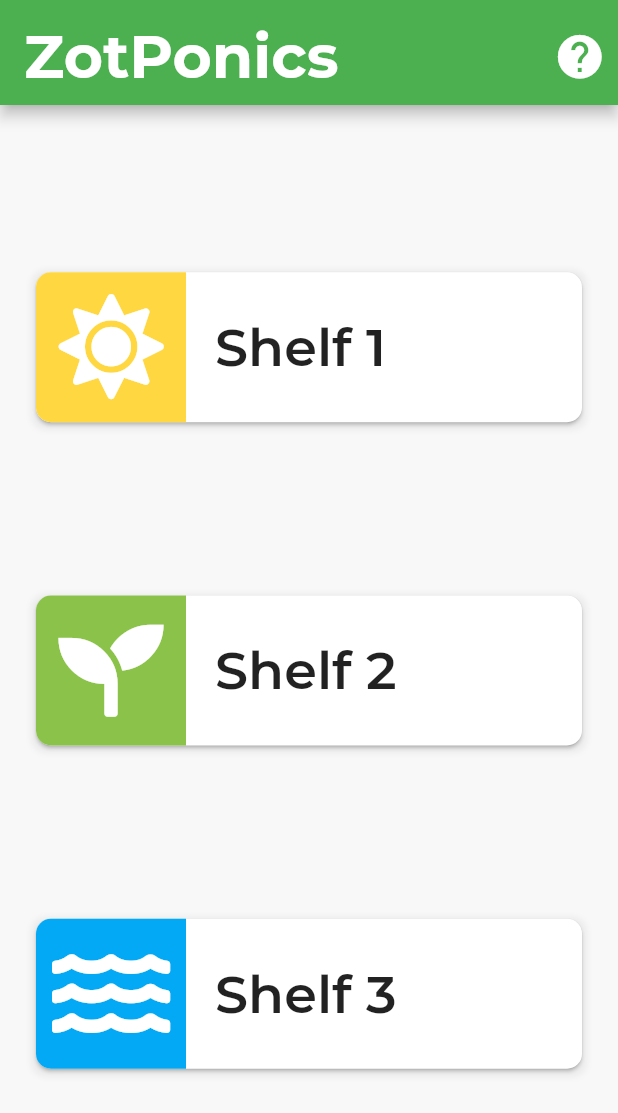
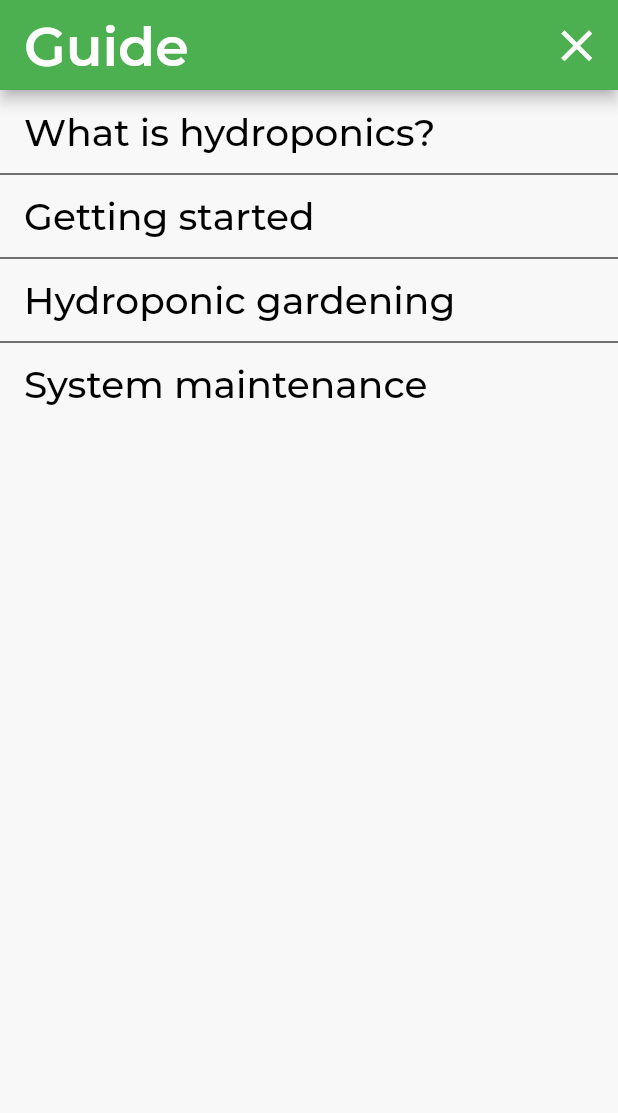
Before and after one commit to Senior-Design-ZotPonics/ZotPonicsMobileAppv3, a Flutter app: the screen it shows after launch, after a tap on the "help" icon, on a phone screen of 412 x 824 dp. Shown: the top 1113 px of the screen. Run offline on Flutter 3.47's test engine with Material 2 defaults, Android fonts, the phone set to English and light mode, and no system bars; our stand-ins replace font_awesome_flutter, platform; missing offline and left inert: flutter_local_notifications_platform_interface; project files that could hold a hidden picture were left out.

Commit message:
Basic grow guide menus
Grow guide can be accessed from the home page and has 4 submenus - intro to hydroponics, setting up the system, suggested plants, and system maintenance

```diff
--- /dev/null
+++ b/lib/growGuide.dart
@@ -0,0 +1,108 @@
+import 'package:flutter/cupertino.dart';
+import 'package:flutter/material.dart';
+import 'textWidget.dart';
+import 'hydroponicsOverview.dart';
+import 'gettingStarted.dart';
+import 'hydroponicGardening.dart';
+import 'systemMaintenance.dart';
+
+///Currently only has hard-coded profiles
+///If we were to allow users to add their own profiles or load from the database,
+///this would require a bit more work
+
+///Guide page with various topics for beginners
+
+class GrowGuide extends StatefulWidget {
+  final String _font;
+
+  ///Constructor
+  GrowGuide(this._font);
+
+  @override
+  State<StatefulWidget> createState() => _GrowGuide(_font);
+}
+
+
+class _GrowGuide extends State<GrowGuide> {
+  final String _font;
+
+  ///Constructor
+  _GrowGuide(this._font);
+
+  @override
+  Widget build(BuildContext context) {
+    return Scaffold(
+      ///Off-white background
+        backgroundColor: const Color(0xFFF8F8F8),
+        appBar: PreferredSize(
+          ///Modifies height of AppBar
+            preferredSize: Size.fromHeight(60.0),
+            child: AppBar(
+                automaticallyImplyLeading: false, ///Removes automatically included back button
+                title: Text(
+                    'Guide',
+                    style: TextStyle(
+                        height: 1.5,
+                        fontFamily: _font,
+                        fontWeight: FontWeight.w600,
+                        fontSize: 36.0,
+                        color: Colors.white
+                    )
+                ),
+                actions: [
+                  ///X button
+                  Padding(
+                      padding: EdgeInsets.only(top: 5.0, right: 2.0),
+                      child: IconButton(
+                          icon: Icon(Icons.close, color: Colors.white),
+                          iconSize: 35.0,
+                          splashColor: Colors.transparent,
+                          ///Go to previous page
+                          onPressed: () => Navigator.of(context).pop(false) ///Profile not loaded
+                      )
+                  )
+                ]
+            )
+        ),
+        ///Topics list view
+        body: ListView(
+          children: ListTile.divideTiles(
+            context: context,
+            tiles: [
+            ListTile(
+                  title: TextWidget("What is hydroponics?", _font, Colors.black, FontWeight.w500, 25.0),
+                  onTap: () {
+                    ///Redirect to hydroponics overview page
+                    Navigator.of(context).push(MaterialPageRoute(builder: (context) => HydroponicsOverview(_font)));
+                  }
+              ),
+            Divider(height: 0.0, color: Colors.black),
+            ListTile(
+                title: TextWidget("Getting started", _font, Colors.black, FontWeight.w500, 25.0),
+                onTap: () {
+                  ///Redirect to getting started page
+                  Navigator.of(context).push(MaterialPageRoute(builder: (context) => GettingStarted(_font)));
+                }
+            ),
+            Divider(height: 0.0, color: Colors.black),
+            ListTile(
+                title: TextWidget("Hydroponic gardening", _font, Colors.black, FontWeight.w500, 25.0),
+                onTap: () {
+                  ///Redirect to hydroponic gardening page
+                  Navigator.of(context).push(MaterialPageRoute(builder: (context) => HydroponicGardening(_font)));
+                }
+              ),
+            Divider(height: 0.0, color: Colors.black),
+            ListTile(
+                title: TextWidget("System maintenance", _font, Colors.black, FontWeight.w500, 25.0),
+                onTap: () {
+                  ///Redirect to topic page
+                  Navigator.of(context).push(MaterialPageRoute(builder: (context) => SystemMaintenance(_font)));
+                }
+              ), //what plants can i grow?
+          ]
+        ).toList(),
+        )
+    );
+  }
+}
--- a/lib/homePage.dart
+++ b/lib/homePage.dart
@@ -7,6 +7,7 @@ import 'systemPage.dart';
 import 'services.dart';
 import 'textWidget.dart';
 import 'demoPage.dart';
+import 'growGuide.dart';
 
 import 'package:flutter_local_notifications/flutter_local_notifications.dart';
 ///For more information on how to work with notifications, check these out:
@@ -66,7 +67,7 @@ class _HomePage extends State<HomePage> {
                           splashColor: Colors.transparent,
                           onPressed: () {
                             ///Go to growing guide
-                            ///Navigator.of(context).push(MaterialPageRoute(builder: (context) => growGuide(_font)));
+                            Navigator.of(context).push(MaterialPageRoute(builder: (context) => GrowGuide(_font)));
                           }
                       )
                   )
```
Also changed, not shown: lib/gettingStarted.dart (added, +108 -0 lines), lib/hydroponicGardening.dart (added, +113 -0 lines), lib/hydroponicsOverview.dart (added, +104 -0 lines), lib/systemMaintenance.dart (added, +87 -0 lines).
